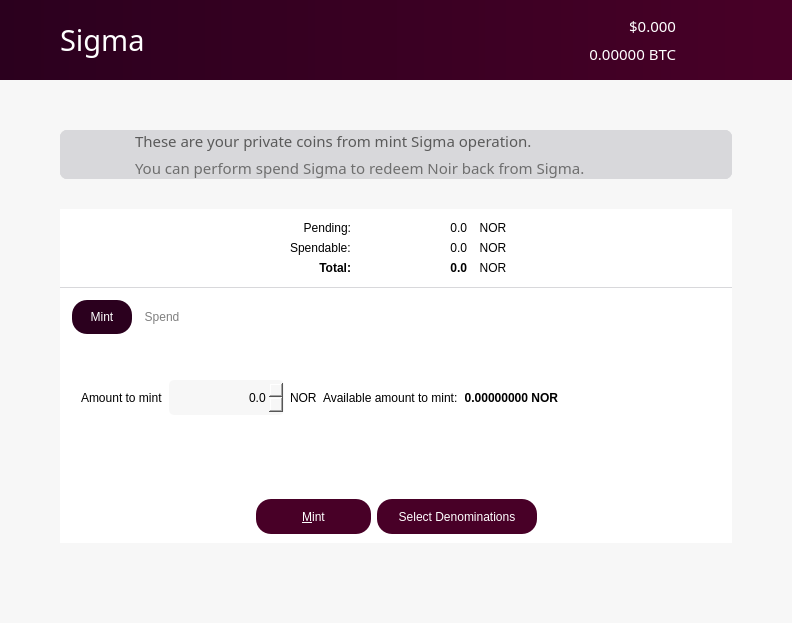
Qt form src/qt/forms/sigmapage.ui (noirofficial/noir) before a commit.
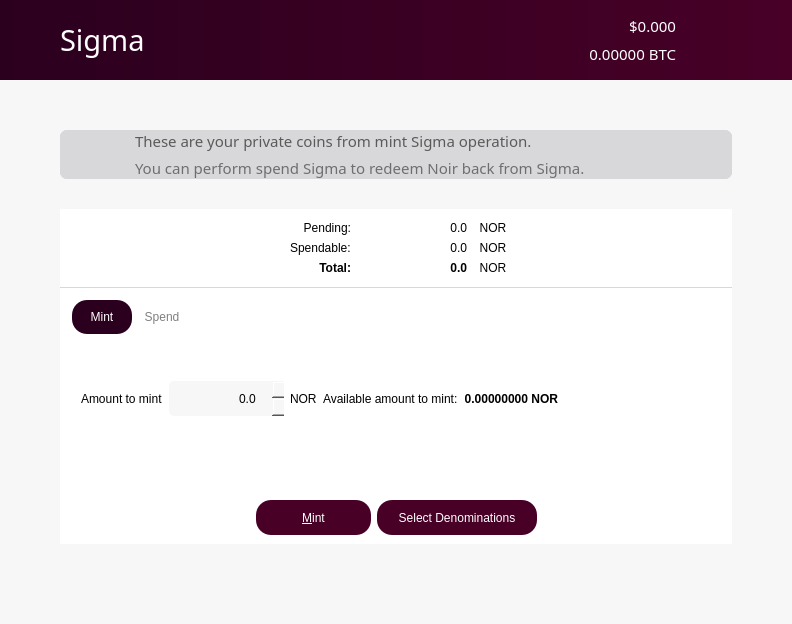
The same form after that commit. Icons and pictures are not drawn.

What changed in the file:
```diff
--- a/src/qt/forms/sigmapage.ui
+++ b/src/qt/forms/sigmapage.ui
@@ -7,7 +7,7 @@
     <x>0</x>
     <y>0</y>
     <width>792</width>
-    <height>623</height>
+    <height>624</height>
    </rect>
   </property>
   <property name="sizePolicy">
@@ -1369,20 +1369,48 @@
 border-color:gray;
 border-width:thin;
 padding-left: 10;
+padding-right: 10;
 </string>
                           </property>
+                          <property name="wrapping">
+                           <bool>false</bool>
+                          </property>
+                          <property name="frame">
+                           <bool>false</bool>
+                          </property>
                           <property name="alignment">
                            <set>Qt::AlignRight|Qt::AlignTrailing|Qt::AlignVCenter</set>
                           </property>
+                          <property name="buttonSymbols">
+                           <enum>QAbstractSpinBox::UpDownArrows</enum>
+                          </property>
+                          <property name="specialValueText">
+                           <string/>
+                          </property>
+                          <property name="accelerated">
+                           <bool>false</bool>
+                          </property>
+                          <property name="correctionMode">
+                           <enum>QAbstractSpinBox::CorrectToNearestValue</enum>
+                          </property>
+                          <property name="keyboardTracking">
+                           <bool>true</bool>
+                          </property>
+                          <property name="showGroupSeparator" stdset="0">
+                           <bool>false</bool>
+                          </property>
                           <property name="decimals">
                            <number>1</number>
                           </property>
-                          <property name="maximum">
-                           <double>21000000.000000000000000</double>
+                          <property name="minimum">
+                           <double>0.000000000000000</double>
                           </property>
                           <property name="singleStep">
                            <double>0.100000000000000</double>
                           </property>
+                          <property name="value">
+                           <double>0.000000000000000</double>
+                          </property>
                          </widget>
                         </item>
                         <item>
```
Left out of the diff: 8 changed lines with no effect on the pictures.
